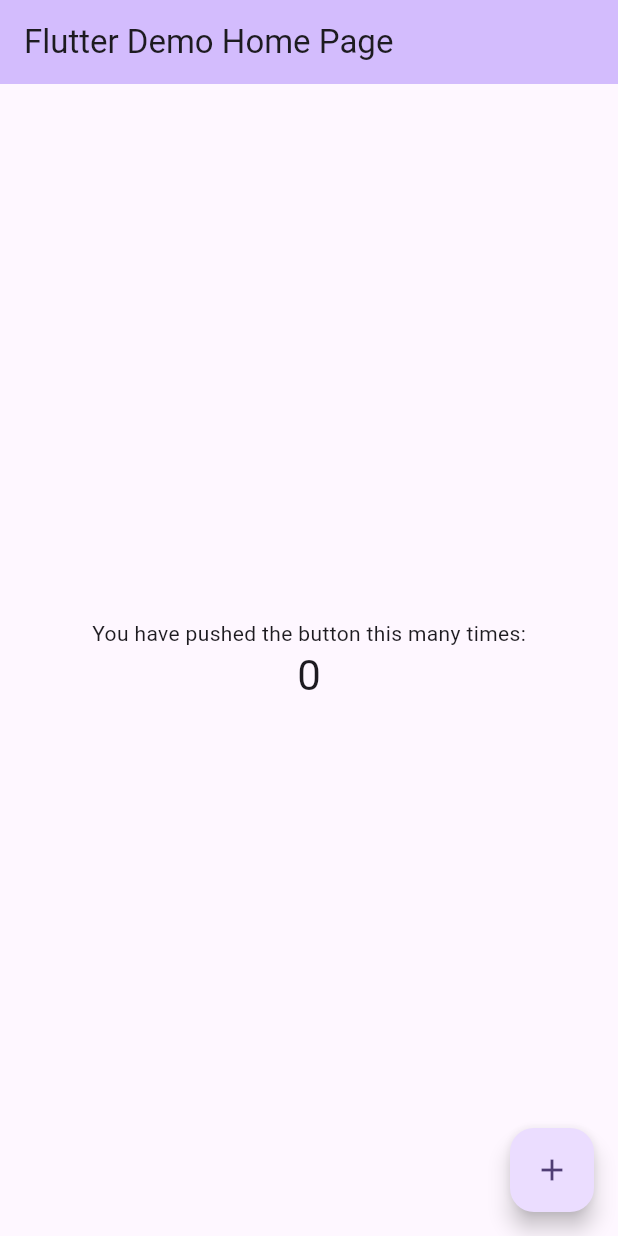
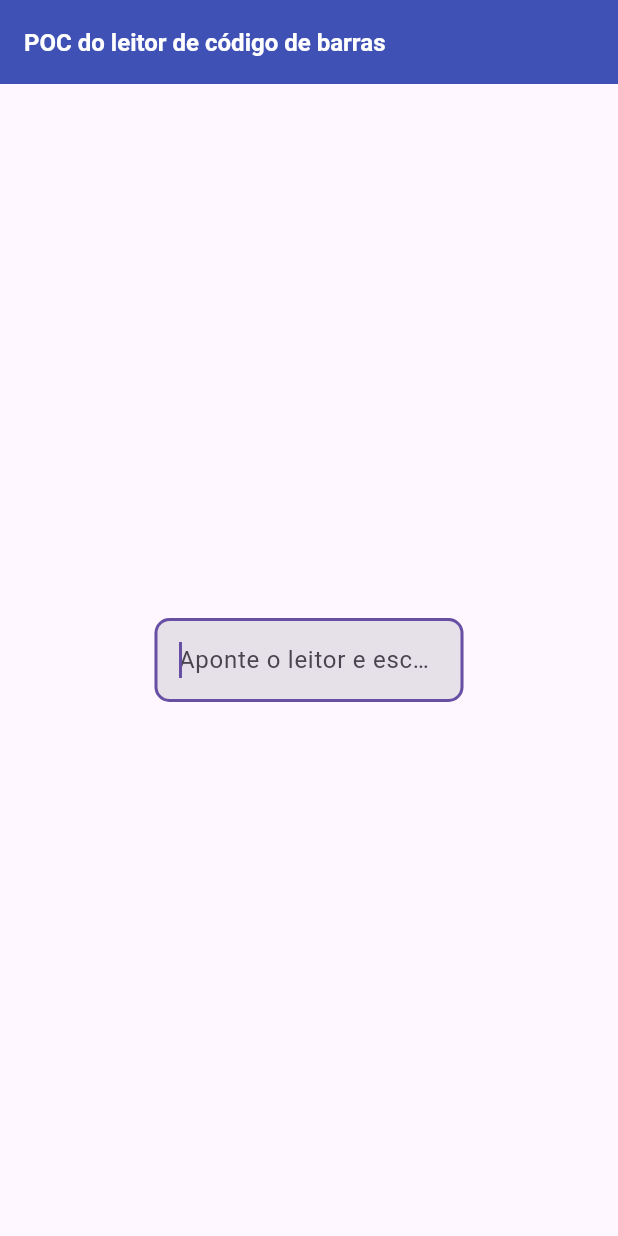
Before and after one commit to jaquetrevizan/poc_barcode_scanner, a Flutter app: the screen it shows after launch, on a phone screen of 412 x 824 dp. Run offline on Flutter 3.47's test engine with Material 3 defaults, Android fonts, the phone set to English and light mode, and no system bars.

Commit message:
created input barcode screen

```diff
--- /dev/null
+++ b/lib/input_barcode_screen.dart
@@ -0,0 +1,55 @@
+import 'package:flutter/material.dart';
+
+class InputBarcodeScreen extends StatelessWidget {
+
+  final TextEditingController _controller = TextEditingController();
+
+  @override
+  Widget build(BuildContext context) {
+    return Scaffold(
+      appBar: AppBar(
+        title: Text(
+          'POC do leitor de código de barras',
+          style: TextStyle(
+              color: Colors.white,
+              fontWeight: FontWeight.bold,
+              fontSize: 16
+          ),
+        ),
+        backgroundColor: Colors.indigo,
+      ),
+      body: Center(
+        child: SizedBox(
+          width: MediaQuery.of(context).size.width * 0.5,
+          child: TextField(
+            controller: _controller,
+            autofocus: true,
+            textInputAction: TextInputAction.done,
+            decoration: InputDecoration(
+              hintText: 'Aponte o leitor e escaneie',
+              filled: true,
+              border: OutlineInputBorder(
+                borderRadius: BorderRadius.circular(10),
+              ),
+            ),
+            onSubmitted: (value) {
+              if (value.isNotEmpty) {
+                ScaffoldMessenger.of(context).showSnackBar(
+                  SnackBar(
+                    content: Text(
+                      'Código lido: $value',
+                      style: TextStyle(fontSize: 16),
+                    ),
+                    backgroundColor: Colors.indigo,
+                    duration: Duration(seconds: 3),
+                  ),
+                );
+                _controller.clear();
+              }
+            },
+          ),
+        ),
+      ),
+    );
+  }
+}
--- a/lib/main.dart
+++ b/lib/main.dart
@@ -1,125 +1,23 @@
 import 'package:flutter/material.dart';
+import 'input_barcode_screen.dart';
 
 void main() {
   runApp(const MyApp());
 }
 
 class MyApp extends StatelessWidget {
-  const MyApp({super.key});
+  const MyApp ({super.key});
 
-  // This widget is the root of your application.
   @override
   Widget build(BuildContext context) {
     return MaterialApp(
-      title: 'Flutter Demo',
+      debugShowCheckedModeBanner: false,
+      title: "POC do leitor de código de barras",
       theme: ThemeData(
-        // This is the theme of your application.
-        //
-        // TRY THIS: Try running your application with "flutter run". You'll see
-        // the application has a purple toolbar. Then, without quitting the app,
-        // try changing the seedColor in the colorScheme below to Colors.green
-        // and then invoke "hot reload" (save your changes or press the "hot
-        // reload" button in a Flutter-supported IDE, or press "r" if you used
-        // the command line to start the app).
-        //
-        // Notice that the counter didn't reset back to zero; the application
-        // state is not lost during the reload. To reset the state, use hot
-        // restart instead.
-        //
-        // This works for code too, not just values: Most code changes can be
-        // tested with just a hot reload.
-        colorScheme: ColorScheme.fromSeed(seedColor: Colors.deepPurple),
-        useMaterial3: true,
+        primarySwatch: Colors.indigo,
+        visualDensity: VisualDensity.adaptivePlatformDensity
       ),
-      home: const MyHomePage(title: 'Flutter Demo Home Page'),
+      home: InputBarcodeScreen(),
     );
   }
 }
-
-class MyHomePage extends StatefulWidget {
-  const MyHomePage({super.key, required this.title});
-
-  // This widget is the home page of your application. It is stateful, meaning
-  // that it has a State object (defined below) that contains fields that affect
-  // how it looks.
-
-  // This class is the configuration for the state. It holds the values (in this
-  // case the title) provided by the parent (in this case the App widget) and
-  // used by the build method of the State. Fields in a Widget subclass are
-  // always marked "final".
-
-  final String title;
-
-  @override
-  State<MyHomePage> createState() => _MyHomePageState();
-}
-
-class _MyHomePageState extends State<MyHomePage> {
-  int _counter = 0;
-
-  void _incrementCounter() {
-    setState(() {
-      // This call to setState tells the Flutter framework that something has
-      // changed in this State, which causes it to rerun the build method below
-      // so that the display can reflect the updated values. If we changed
-      // _counter without calling setState(), then the build method would not be
-      // called again, and so nothing would appear to happen.
-      _counter++;
-    });
-  }
-
-  @override
-  Widget build(BuildContext context) {
-    // This method is rerun every time setState is called, for instance as done
-    // by the _incrementCounter method above.
-    //
-    // The Flutter framework has been optimized to make rerunning build methods
-    // fast, so that you can just rebuild anything that needs updating rather
-    // than having to individually change instances of widgets.
-    return Scaffold(
-      appBar: AppBar(
-        // TRY THIS: Try changing the color here to a specific color (to
-        // Colors.amber, perhaps?) and trigger a hot reload to see the AppBar
-        // change color while the other colors stay the same.
-        backgroundColor: Theme.of(context).colorScheme.inversePrimary,
-        // Here we take the value from the MyHomePage object that was created by
-        // the App.build method, and use it to set our appbar title.
-        title: Text(widget.title),
-      ),
-      body: Center(
-        // Center is a layout widget. It takes a single child and positions it
-        // in the middle of the parent.
-        child: Column(
-          // Column is also a layout widget. It takes a list of children and
-          // arranges them vertically. By default, it sizes itself to fit its
-          // children horizontally, and tries to be as tall as its parent.
-          //
-          // Column has various properties to control how it sizes itself and
-          // how it positions its children. Here we use mainAxisAlignment to
-          // center the children vertically; the main axis here is the vertical
-          // axis because Columns are vertical (the cross axis would be
-          // horizontal).
-          //
-          // TRY THIS: Invoke "debug painting" (choose the "Toggle Debug Paint"
-          // action in the IDE, or press "p" in the console), to see the
-          // wireframe for each widget.
-          mainAxisAlignment: MainAxisAlignment.center,
-          children: <Widget>[
-            const Text(
-              'You have pushed the button this many times:',
-            ),
-            Text(
-              '$_counter',
-              style: Theme.of(context).textTheme.headlineMedium,
-            ),
-          ],
-        ),
-      ),
-      floatingActionButton: FloatingActionButton(
-        onPressed: _incrementCounter,
-        tooltip: 'Increment',
-        child: const Icon(Icons.add),
-      ), // This trailing comma makes auto-formatting nicer for build methods.
-    );
-  }
-}
```
Also changed, not shown: 1 other file.
